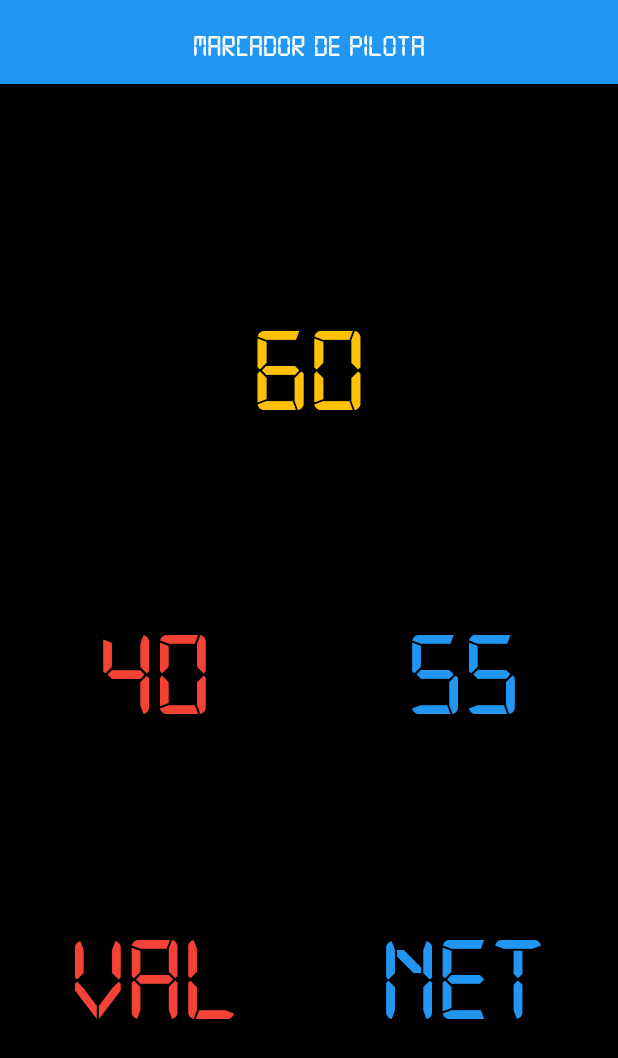
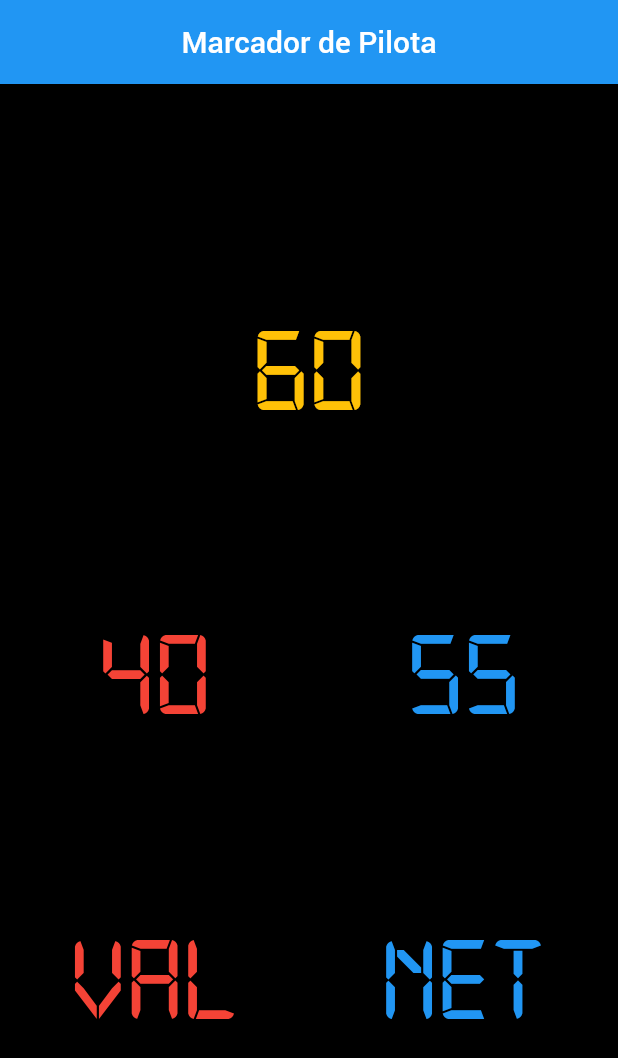
Before and after one commit to david1707/marcador_pilota, a Flutter app: the screen it shows after launch, on a phone screen of 412 x 824 dp. Shown: the top 1058 px of the screen. Run offline on Flutter 3.47's test engine with Material 2 defaults, Android fonts, the phone set to English and light mode, and no system bars.

Commit message:
Added Roboto font

```diff
--- a/lib/main.dart
+++ b/lib/main.dart
@@ -13,7 +13,7 @@
         debugShowCheckedModeBanner: false,
         title: 'Marcador',
         theme: ThemeData(
-          fontFamily: 'Digital-7',
+          fontFamily: 'Roboto',
           scaffoldBackgroundColor: Colors.black,
         ),
         initialRoute: MarcadorScreen.routeName,
--- a/lib/widgets/text_marcador.dart
+++ b/lib/widgets/text_marcador.dart
@@ -14,6 +14,7 @@
       style: TextStyle(
         color: color,
         fontSize: 80,
+        fontFamily: 'Digital-7',
       ),
     );
   }
```
Also changed, not shown: pubspec.yaml (+8 -3 lines), assets/fonts/Roboto-Bold.ttf (added), assets/fonts/Roboto-Italic.ttf (added), assets/fonts/Roboto-Medium.ttf (added), 1 other file.
